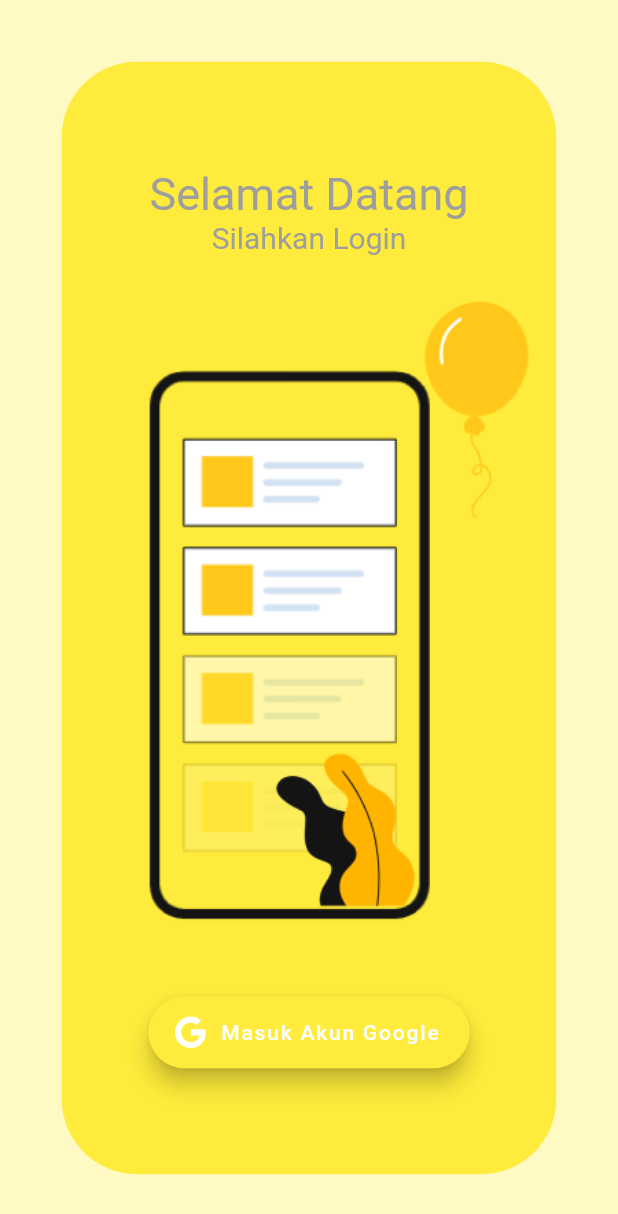
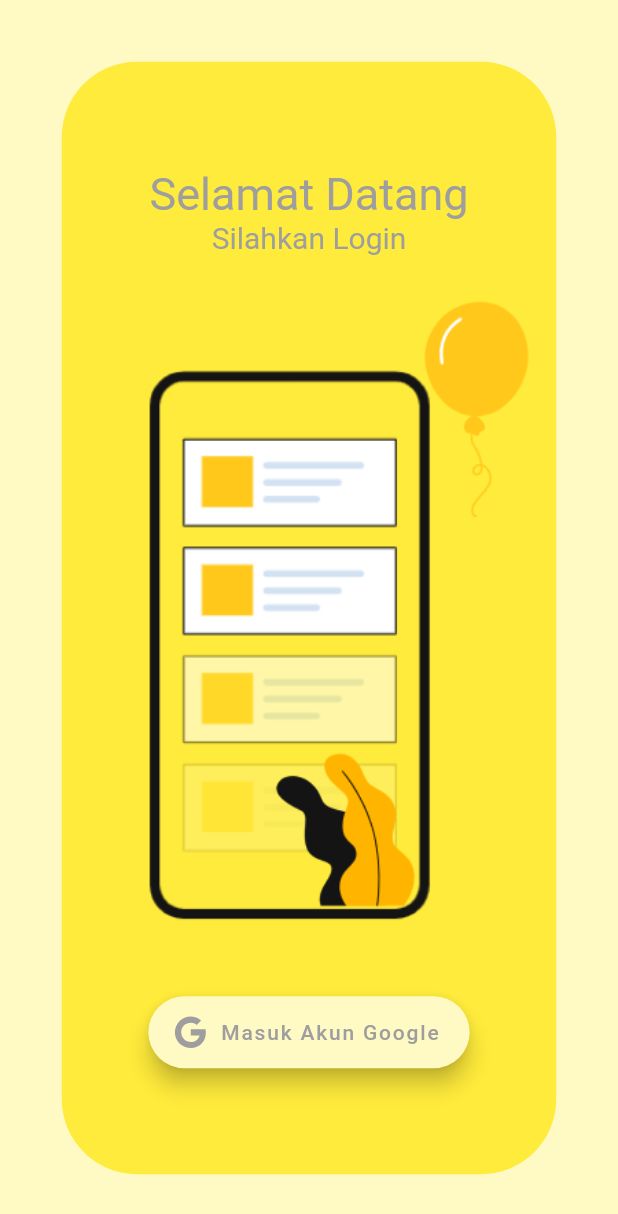
Before and after one commit to FadliArifRamadan15/service_app, a Flutter app: the LoginView screen opened by its route, on a phone screen of 412 x 824 dp. Shown: the top 1214 px of the screen. Run offline on Flutter 3.47's test engine with Material 2 defaults, Android fonts, the phone set to English and light mode, and no system bars; our stand-ins replace get, ionicons; network calls fail.

Commit message:
commit login style

```diff
--- a/lib/app/modules/login/views/login_view.dart
+++ b/lib/app/modules/login/views/login_view.dart
@@ -98,12 +98,15 @@ class LoginView extends GetView<LoginController> {
                         height: Get.height * 0.6,
                       ),
                       FloatingActionButton.extended(
-                        backgroundColor: Colors.yellow,
+                        backgroundColor: AppColors.PrimaryBg,
                         onPressed: () => Get.toNamed(Routes.HOME),
-                        label: const Text('Masuk Akun Google'),
+                        label: const Text(
+                          'Masuk Akun Google',
+                          style: TextStyle(color: Colors.grey),
+                        ),
                         icon: const Icon(
                           Ionicons.logo_google,
-                          color: Colors.white,
+                          color: Colors.grey,
                         ),
                       )
                     ]),
```
